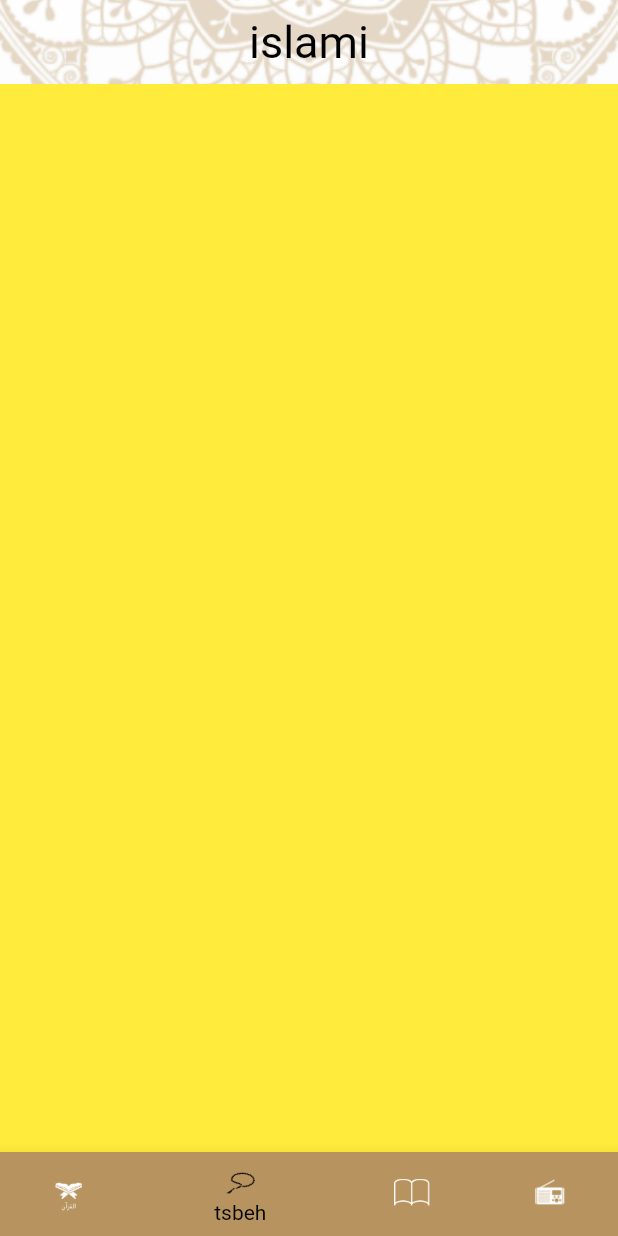
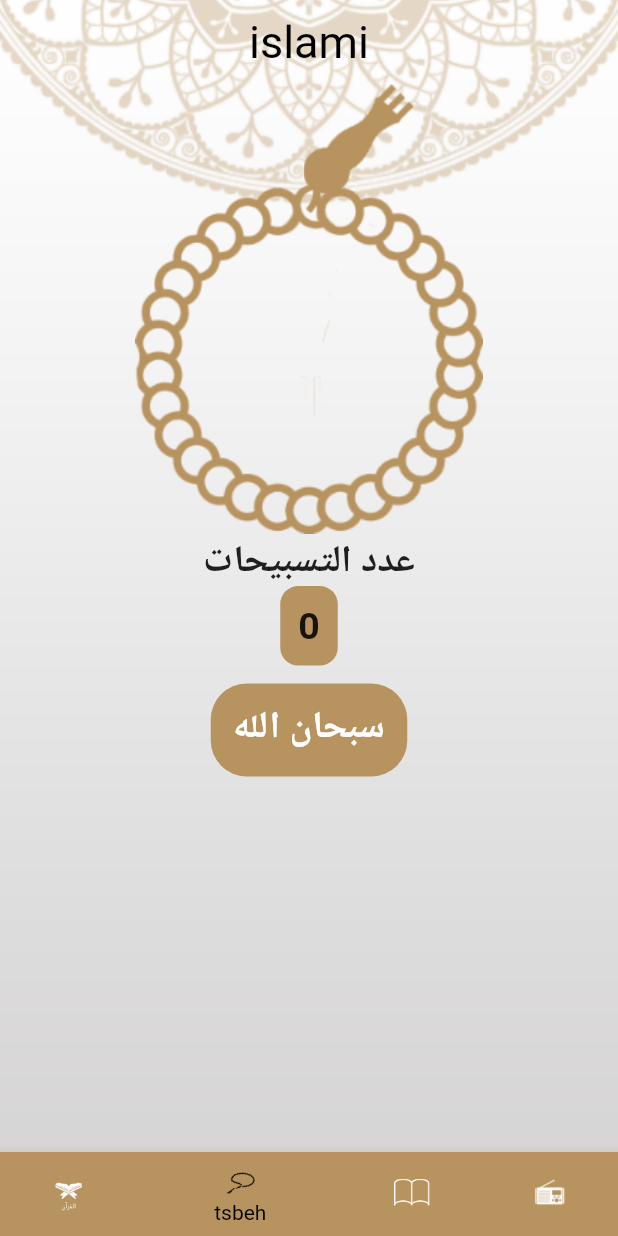
Before and after one commit to AhmedElsayed44/islami_program, a Flutter app: the screen it shows after launch, item 2 of the bottom bar chosen, on a phone screen of 412 x 824 dp. Run offline on Flutter 3.47's test engine with Material 2 defaults, Android fonts, the phone set to English and light mode, and no system bars.

Commit message:
finish tasbeh and edit hades tap

```diff
--- a/lib/home/hades/hades_tap.dart
+++ b/lib/home/hades/hades_tap.dart
@@ -13,8 +13,8 @@ class hades_tap extends StatelessWidget{
     "الحديث السادس والعشرون","الحديث السابع والعشرون","الحديث الثامن والعشرون","الحديث التاسع والعشرون","الحديث الثلاثون","الحديث الحادي والثلاثون",
     "الحديث الثاني والثلاثون","الحديث الثالث والثلاثون","الحديث الرابع والثلاثون","الحديث الخامس والثلاثون","الحديث السادس والثلاثون","الحديث السابع والثلاثون",
     "الحديث الثامن والثلاثون","الحديث التاسع والثلاثون","الحديث الاربعون","الحديث الحادي والاربعون","الحديث الثاني والاربعون","الحديث الثالث والاربعون",
-    "الحديث الرابع والاربعون","الحديث الخامس والاربعون","الحديث السادس والاربعون","الحديث السادس والاربعون","الحديث السابع والاربعون","الحديث الثامن والاربعون",
-    "الحديث التاسع والاربعون","الحديث الخمسون",];
+    "الحديث الرابع والاربعون","الحديث الخامس والاربعون","الحديث السادس والاربعون","الحديث السابع والاربعون","الحديث الثامن والاربعون","الحديث التاسع والاربعون",
+    "الحديث الخمسون",];
   @override
   Widget build(BuildContext context) {
     return Column(
--- a/lib/home/tasbeh/tasbeh_tap.dart
+++ b/lib/home/tasbeh/tasbeh_tap.dart
@@ -1,12 +1,84 @@
 
 import 'package:flutter/cupertino.dart';
 import 'package:flutter/material.dart';
+import 'package:newflutter/main.dart';
 
-class tasbeh_tap extends StatelessWidget{
+class tasbeh_tap extends StatefulWidget{
+  @override
+  _tasbeh_tapState createState() => _tasbeh_tapState();
+}
+
+class _tasbeh_tapState extends State<tasbeh_tap> {
+  int counter=0;
+
+  List<String>tasabeh=['سبحان الله','الله اكبر','الله اكبر '];
+  double angle=0;
+
+  int index=0;
+
   @override
   Widget build(BuildContext context) {
     return Container(
-      color: Colors.yellow,
+      width: double.infinity,
+     child: Column(
+       children: [
+         Stack(
+           alignment: AlignmentDirectional.topCenter,
+           children: [
+             Container(
+
+               margin: EdgeInsets.only(top: MediaQuery.of(context).size.height*.08),
+               child: Transform.rotate(
+                 angle: angle,
+                   child: Image.asset('assets/image/bodyseb7a.png')),
+             ),
+             InkWell(
+               onTap: onsbhapreesd,
+               child: Container(
+                 margin: EdgeInsets.only(left: MediaQuery.of(context).size.height*.08),
+                 child: Image.asset('assets/image/headseb7a.png'),
+               ),
+             )
+           ],
+         ),
+         SizedBox(height: .8,),
+         Text('عدد التسبيحات',style: TextStyle(
+           fontSize: 25,fontWeight: FontWeight.bold
+         ),),
+         Container(
+           decoration: BoxDecoration(borderRadius: BorderRadius.circular(12),
+             color: Color(0xffB7935F),
+           ),
+           padding: EdgeInsets.all(12),
+             child: Text('$counter',style: TextStyle(fontSize: 25,fontWeight: FontWeight.bold),)),
+         Container(
+           margin: EdgeInsets.only(top: 12),
+             decoration: BoxDecoration(borderRadius: BorderRadius.circular(24),
+               color: Theme.of(context).primaryColor
+             ),
+             padding: EdgeInsets.all(12),
+             child: Padding(
+               padding: const EdgeInsets.only(left: 3,right: 3,bottom: 4),
+
+               child: Text('${tasabeh[index]}',style: TextStyle(color:Colors.white,fontSize: 25,fontWeight:
+               FontWeight.bold),),
+             ))
+       ],
+     ),
+
     );
   }
+
+  void onsbhapreesd(){
+    counter++;
+    if(counter%33==0){
+      if(index==tasabeh.length-1){
+        index=0;
+      }
+      index++;
+    }
+    setState(() {
+   angle+=2;
+    });
+  }
 }
```
Also changed, not shown: assets/image/2.0x/bodyseb7a@2x.png (added), assets/image/2.0x/hadeslogo@2x.png (added), assets/image/2.0x/headseb7a@2x.png (added), assets/image/3.0x/bodyseb7a@3x.png (added), assets/image/3.0x/hadeslogo@3x.png (added), assets/image/3.0x/headseb7a@3x.png (added), assets/image/bodyseb7a.png (added), assets/image/hadeslogo.png (added), assets/image/headseb7a.png (added).
